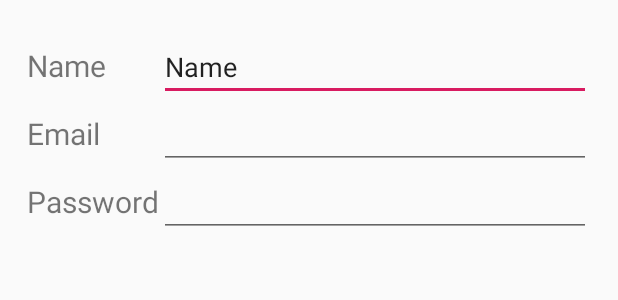
After one commit to SteedZH/Android, an Android app: the layout student_profile.xml on its own in the app's theme, with its tools: preview values and no code run, on a phone screen of 412 x 824 dp. The commit adds this screen. Shown: the top 300 px of the screen. Run offline under Robolectric (Android 15) with nearby library versions, the phone set to English and light mode, and no system bars.

Commit message:
student_gui

```diff
--- /dev/null
+++ b/app/app/src/main/res/layout/student_needs.xml
@@ -0,0 +1,6 @@
+<?xml version="1.0" encoding="utf-8"?>
+<LinearLayout xmlns:android="http://schemas.android.com/apk/res/android"
+    android:orientation="vertical" android:layout_width="match_parent"
+    android:layout_height="match_parent">
+
+</LinearLayout>
--- /dev/null
+++ b/app/app/src/main/res/layout/student_profile.xml
@@ -0,0 +1,73 @@
+<?xml version="1.0" encoding="utf-8"?>
+<TableLayout xmlns:android="http://schemas.android.com/apk/res/android"
+    android:layout_width="match_parent"
+    android:layout_height="match_parent"
+    android:paddingTop="@dimen/profile_vertical_margin"
+    android:paddingBottom="@dimen/profile_vertical_margin"
+    android:paddingLeft="@dimen/profile_horizontal_margin"
+    android:paddingRight="@dimen/profile_horizontal_margin"
+    android:layout_gravity="center">
+
+    <TableRow android:layout_width="wrap_content"
+        android:layout_height="wrap_content">
+
+        <TextView
+            android:id="@+id/textView"
+            android:layout_width="wrap_content"
+            android:layout_height="wrap_content"
+            android:text="Name"
+            android:textSize="@dimen/textView_textSize"
+            android:layout_weight="0"/>
+
+        <EditText
+            android:id="@+id/editText"
+            android:layout_width="wrap_content"
+            android:layout_height="wrap_content"
+            android:ems="10"
+            android:inputType="textPersonName"
+            android:text="Name"
+            android:layout_weight="1"/>
+
+    </TableRow>
+
+    <TableRow android:layout_width="wrap_content"
+        android:layout_height="wrap_content">
+
+        <TextView
+            android:id="@+id/textView2"
+            android:layout_width="wrap_content"
+            android:layout_height="wrap_content"
+            android:text="Email"
+            android:textSize="@dimen/textView_textSize"
+            android:layout_weight="0"/>
+
+        <EditText
+            android:id="@+id/editText2"
+            android:layout_width="wrap_content"
+            android:layout_height="wrap_content"
+            android:ems="10"
+            android:inputType="textEmailAddress"
+            android:layout_weight="1"/>
+    </TableRow>
+
+    <TableRow android:layout_width="wrap_content"
+        android:layout_height="wrap_content">
+
+        <TextView
+            android:id="@+id/textView3"
+            android:layout_width="wrap_content"
+            android:layout_height="wrap_content"
+            android:text="Password"
+            android:textSize="@dimen/textView_textSize"
+            android:layout_weight="0"/>
+
+        <EditText
+            android:id="@+id/editText3"
+            android:layout_width="wrap_content"
+            android:layout_height="wrap_content"
+            android:ems="10"
+            android:inputType="textPassword"
+            android:layout_weight="1"/>
+    </TableRow>
+
+</TableLayout>
--- a/app/app/src/main/res/values/dimens.xml
+++ b/app/app/src/main/res/values/dimens.xml
@@ -2,4 +2,7 @@
     <!-- Default screen margins, per the Android Design guidelines. -->
     <dimen name="activity_horizontal_margin">16dp</dimen>
     <dimen name="activity_vertical_margin">16dp</dimen>
+    <dimen name="textView_textSize">20sp</dimen>
+    <dimen name="profile_horizontal_margin">18dp</dimen>
+    <dimen name="profile_vertical_margin">22dp</dimen>
 </resources>
```
Also changed, not shown: app/app/src/main/res/layout/student_main.xml (added, +64 -0 lines).
